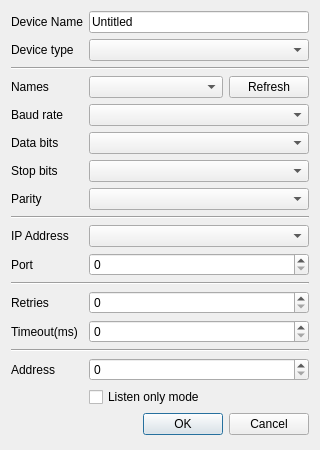
Qt form src/x/modbus/modbusdeviceeditor.ui (x-tools-author/x-tools) before a commit.
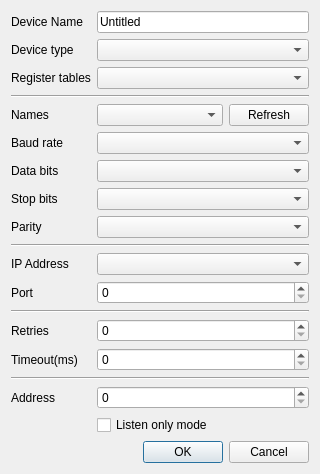
The same form after that commit.

Patch:
```diff
--- a/src/x/modbus/modbusdeviceeditor.ui
+++ b/src/x/modbus/modbusdeviceeditor.ui
@@ -20,14 +20,18 @@
    <string>New Modbus Device</string>
   </property>
   <layout class="QGridLayout" name="gridLayout">
-   <item row="13" column="1">
-    <widget class="QSpinBox" name="spinBoxTimeout"/>
+   <item row="6" column="1">
+    <widget class="QComboBox" name="comboBoxRtuDataBits"/>
    </item>
-   <item row="9" column="1">
-    <widget class="QComboBox" name="comboBoxTcpAddress"/>
+   <item row="17" column="1">
+    <widget class="QCheckBox" name="checkBoxListenOnlyMode">
+     <property name="text">
+      <string>Listen only mode</string>
+     </property>
+    </widget>
    </item>
-   <item row="12" column="0">
-    <widget class="QLabel" name="labelRetries">
+   <item row="10" column="0">
+    <widget class="QLabel" name="labelIp">
      <property name="sizePolicy">
       <sizepolicy hsizetype="Fixed" vsizetype="Preferred">
        <horstretch>0</horstretch>
@@ -35,17 +39,14 @@
       </sizepolicy>
      </property>
      <property name="text">
-      <string>Retries</string>
+      <string>IP Address</string>
      </property>
     </widget>
    </item>
-   <item row="4" column="1">
-    <widget class="QComboBox" name="comboBoxRtuBaudRate"/>
+   <item row="11" column="1">
+    <widget class="QSpinBox" name="spinBoxTcpPort"/>
    </item>
-   <item row="15" column="1">
-    <widget class="QSpinBox" name="spinBoxServerAddress"/>
-   </item>
-   <item row="13" column="0">
+   <item row="14" column="0">
     <widget class="QLabel" name="labelTimeout">
      <property name="sizePolicy">
       <sizepolicy hsizetype="Fixed" vsizetype="Preferred">
@@ -58,14 +59,7 @@
      </property>
     </widget>
    </item>
-   <item row="8" column="0" colspan="2">
-    <widget class="Line" name="lineNetwork">
-     <property name="orientation">
-      <enum>Qt::Orientation::Horizontal</enum>
-     </property>
-    </widget>
-   </item>
-   <item row="4" column="0">
+   <item row="5" column="0">
     <widget class="QLabel" name="labelBaudRate">
      <property name="sizePolicy">
       <sizepolicy hsizetype="Fixed" vsizetype="Preferred">
@@ -78,26 +72,52 @@
      </property>
     </widget>
    </item>
-   <item row="7" column="1">
-    <widget class="QComboBox" name="comboBoxRtuParity"/>
+   <item row="7" column="0">
+    <widget class="QLabel" name="labelStopBits">
+     <property name="sizePolicy">
+      <sizepolicy hsizetype="Fixed" vsizetype="Preferred">
+       <horstretch>0</horstretch>
+       <verstretch>0</verstretch>
+      </sizepolicy>
+     </property>
+     <property name="text">
+      <string>Stop bits</string>
+     </property>
+    </widget>
    </item>
-   <item row="10" column="1">
-    <widget class="QSpinBox" name="spinBoxTcpPort"/>
+   <item row="1" column="0">
+    <widget class="QLabel" name="label">
+     <property name="sizePolicy">
+      <sizepolicy hsizetype="Fixed" vsizetype="Preferred">
+       <horstretch>0</horstretch>
+       <verstretch>0</verstretch>
+      </sizepolicy>
+     </property>
+     <property name="text">
+      <string>Device type</string>
+     </property>
+    </widget>
    </item>
-   <item row="2" column="0" colspan="2">
-    <widget class="Line" name="lineSerialPort">
-     <property name="orientation">
-      <enum>Qt::Orientation::Horizontal</enum>
+   <item row="16" column="0">
+    <widget class="QLabel" name="labelAddress">
+     <property name="sizePolicy">
+      <sizepolicy hsizetype="Fixed" vsizetype="Preferred">
+       <horstretch>0</horstretch>
+       <verstretch>0</verstretch>
+      </sizepolicy>
      </property>
+     <property name="text">
+      <string>Address</string>
+     </property>
     </widget>
    </item>
+   <item row="13" column="1">
+    <widget class="QSpinBox" name="spinBoxNumberOfRetries"/>
+   </item>
    <item row="1" column="1">
     <widget class="QComboBox" name="comboBoxDeviceType"/>
    </item>
-   <item row="5" column="1">
-    <widget class="QComboBox" name="comboBoxRtuDataBits"/>
-   </item>
-   <item row="10" column="0">
+   <item row="11" column="0">
     <widget class="QLabel" name="labelPort">
      <property name="sizePolicy">
       <sizepolicy hsizetype="Fixed" vsizetype="Preferred">
@@ -110,8 +130,8 @@
      </property>
     </widget>
    </item>
-   <item row="9" column="0">
-    <widget class="QLabel" name="labelIp">
+   <item row="8" column="0">
+    <widget class="QLabel" name="labelParity">
      <property name="sizePolicy">
       <sizepolicy hsizetype="Fixed" vsizetype="Preferred">
        <horstretch>0</horstretch>
@@ -119,20 +139,45 @@
       </sizepolicy>
      </property>
      <property name="text">
-      <string>IP Address</string>
+      <string>Parity</string>
      </property>
     </widget>
    </item>
-   <item row="6" column="0">
-    <widget class="QLabel" name="labelStopBits">
-     <property name="sizePolicy">
-      <sizepolicy hsizetype="Fixed" vsizetype="Preferred">
-       <horstretch>0</horstretch>
-       <verstretch>0</verstretch>
-      </sizepolicy>
-     </property>
+   <item row="0" column="0">
+    <widget class="QLabel" name="label_11">
      <property name="text">
-      <string>Stop bits</string>
+      <string>Device Name</string>
+     </property>
+    </widget>
+   </item>
+   <item row="5" column="1">
+    <widget class="QComboBox" name="comboBoxRtuBaudRate"/>
+   </item>
+   <item row="9" column="0" colspan="2">
+    <widget class="Line" name="lineNetwork">
+     <property name="orientation">
+      <enum>Qt::Orientation::Horizontal</enum>
+     </property>
+    </widget>
+   </item>
+   <item row="3" column="0" colspan="2">
+    <widget class="Line" name="lineSerialPort">
+     <property name="orientation">
+      <enum>Qt::Orientation::Horizontal</enum>
+     </property>
+    </widget>
+   </item>
+   <item row="12" column="0" colspan="2">
+    <widget class="Line" name="lineClient">
+     <property name="orientation">
+      <enum>Qt::Orientation::Horizontal</enum>
+     </property>
+    </widget>
+   </item>
+   <item row="15" column="0" colspan="2">
+    <widget class="Line" name="lineServer">
+     <property name="orientation">
+      <enum>Qt::Orientation::Horizontal</enum>
      </property>
     </widget>
    </item>
@@ -146,40 +191,19 @@
      </property>
     </widget>
    </item>
-   <item row="0" column="0">
-    <widget class="QLabel" name="label_11">
-     <property name="text">
-      <string>Device Name</string>
-     </property>
-    </widget>
+   <item row="16" column="1">
+    <widget class="QSpinBox" name="spinBoxServerAddress"/>
    </item>
-   <item row="12" column="1">
-    <widget class="QSpinBox" name="spinBoxNumberOfRetries"/>
+   <item row="10" column="1">
+    <widget class="QComboBox" name="comboBoxTcpAddress"/>
    </item>
-   <item row="7" column="0">
-    <widget class="QLabel" name="labelParity">
-     <property name="sizePolicy">
-      <sizepolicy hsizetype="Fixed" vsizetype="Preferred">
-       <horstretch>0</horstretch>
-       <verstretch>0</verstretch>
-      </sizepolicy>
-     </property>
-     <property name="text">
-      <string>Parity</string>
-     </property>
-    </widget>
+   <item row="8" column="1">
+    <widget class="QComboBox" name="comboBoxRtuParity"/>
    </item>
-   <item row="6" column="1">
-    <widget class="QComboBox" name="comboBoxRtuStopBits"/>
+   <item row="14" column="1">
+    <widget class="QSpinBox" name="spinBoxTimeout"/>
    </item>
-   <item row="14" column="0" colspan="2">
-    <widget class="Line" name="lineServer">
-     <property name="orientation">
-      <enum>Qt::Orientation::Horizontal</enum>
-     </property>
-    </widget>
-   </item>
-   <item row="5" column="0">
+   <item row="6" column="0">
     <widget class="QLabel" name="labelDataBits">
      <property name="sizePolicy">
       <sizepolicy hsizetype="Fixed" vsizetype="Preferred">
@@ -192,27 +216,14 @@
      </property>
     </widget>
    </item>
-   <item row="17" column="0" colspan="2">
+   <item row="18" column="0" colspan="2">
     <widget class="QDialogButtonBox" name="buttonBox">
      <property name="standardButtons">
       <set>QDialogButtonBox::StandardButton::Cancel|QDialogButtonBox::StandardButton::Ok</set>
      </property>
     </widget>
    </item>
-   <item row="3" column="0">
-    <widget class="QLabel" name="labelPortName">
-     <property name="sizePolicy">
-      <sizepolicy hsizetype="Fixed" vsizetype="Preferred">
-       <horstretch>0</horstretch>
-       <verstretch>0</verstretch>
-      </sizepolicy>
-     </property>
-     <property name="text">
-      <string>Names</string>
-     </property>
-    </widget>
-   </item>
-   <item row="3" column="1">
+   <item row="4" column="1">
     <layout class="QHBoxLayout" name="horizontalLayout">
      <item>
       <widget class="QComboBox" name="comboBoxRtuNames">
@@ -233,8 +244,8 @@
      </item>
     </layout>
    </item>
-   <item row="1" column="0">
-    <widget class="QLabel" name="label">
+   <item row="4" column="0">
+    <widget class="QLabel" name="labelPortName">
      <property name="sizePolicy">
       <sizepolicy hsizetype="Fixed" vsizetype="Preferred">
        <horstretch>0</horstretch>
@@ -242,12 +253,15 @@
       </sizepolicy>
      </property>
      <property name="text">
-      <string>Device type</string>
+      <string>Names</string>
      </property>
     </widget>
    </item>
-   <item row="15" column="0">
-    <widget class="QLabel" name="labelAddress">
+   <item row="7" column="1">
+    <widget class="QComboBox" name="comboBoxRtuStopBits"/>
+   </item>
+   <item row="13" column="0">
+    <widget class="QLabel" name="labelRetries">
      <property name="sizePolicy">
       <sizepolicy hsizetype="Fixed" vsizetype="Preferred">
        <horstretch>0</horstretch>
@@ -255,24 +269,20 @@
       </sizepolicy>
      </property>
      <property name="text">
-      <string>Address</string>
+      <string>Retries</string>
      </property>
     </widget>
    </item>
-   <item row="11" column="0" colspan="2">
-    <widget class="Line" name="lineClient">
-     <property name="orientation">
-      <enum>Qt::Orientation::Horizontal</enum>
-     </property>
-    </widget>
-   </item>
-   <item row="16" column="1">
-    <widget class="QCheckBox" name="checkBoxListenOnlyMode">
+   <item row="2" column="0">
+    <widget class="QLabel" name="label_2">
      <property name="text">
-      <string>Listen only mode</string>
+      <string>Register tables</string>
      </property>
     </widget>
    </item>
+   <item row="2" column="1">
+    <widget class="QComboBox" name="comboBoxRegisterTables"/>
+   </item>
   </layout>
  </widget>
  <resources/>
```
